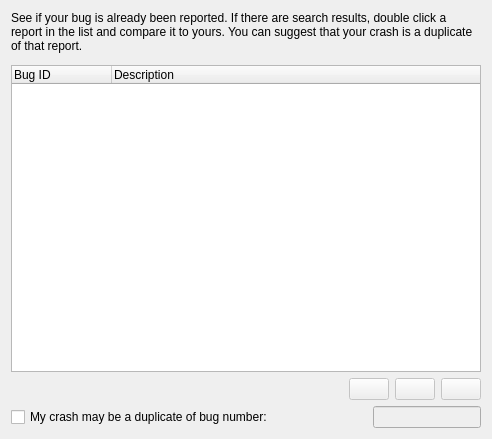
The window that drkonqi/ui/assistantpage_bugzilla_duplicates.ui (KDE/kde-runtime) describes before a commit, drawn with Qt 5.
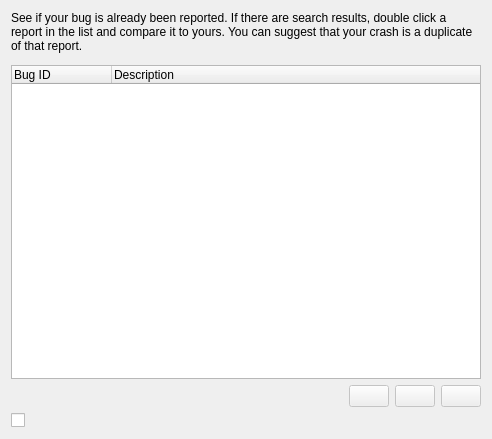
The same window after the commit. Custom widgets are drawn as their Qt base class.

Commit message: Remove the textedit for possible duplicate in the duplicatesPage Don't show the checkbox for possible duplicate if we are not going to use it

```diff
--- a/drkonqi/ui/assistantpage_bugzilla_duplicates.ui
+++ b/drkonqi/ui/assistantpage_bugzilla_duplicates.ui
@@ -90,30 +90,7 @@
      <item>
       <widget class="QCheckBox" name="m_foundDuplicateCheckBox">
        <property name="text">
-        <string comment="@option:check">My crash may be a duplicate of bug number:</string>
-       </property>
-      </widget>
-     </item>
-     <item>
-      <spacer name="horizontalSpacer_2">
-       <property name="orientation">
-        <enum>Qt::Horizontal</enum>
-       </property>
-       <property name="sizeHint" stdset="0">
-        <size>
-         <width>40</width>
-         <height>20</height>
-        </size>
-       </property>
-      </spacer>
-     </item>
-     <item>
-      <widget class="KLineEdit" name="m_possibleDuplicateEdit">
-       <property name="enabled">
-        <bool>false</bool>
-       </property>
-       <property name="inputMask">
-        <string notr="true" comment="@info krazy2complains">000000; </string>
+        <string/>
        </property>
       </widget>
      </item>
@@ -127,11 +104,6 @@
    <extends>QPushButton</extends>
    <header>kpushbutton.h</header>
   </customwidget>
-  <customwidget>
-   <class>KLineEdit</class>
-   <extends>QLineEdit</extends>
-   <header>klineedit.h</header>
-  </customwidget>
   <customwidget>
    <class>StatusWidget</class>
    <extends>QWidget</extends>
```
The commit also changes 2 other files.
